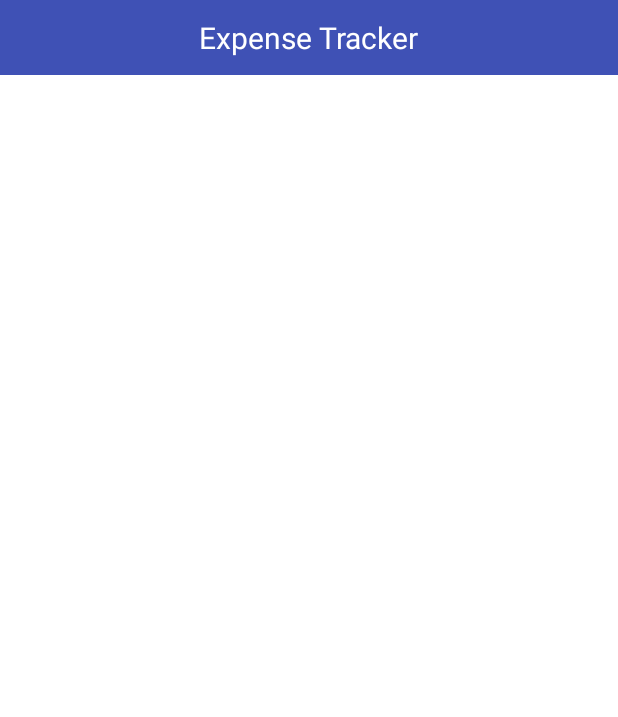
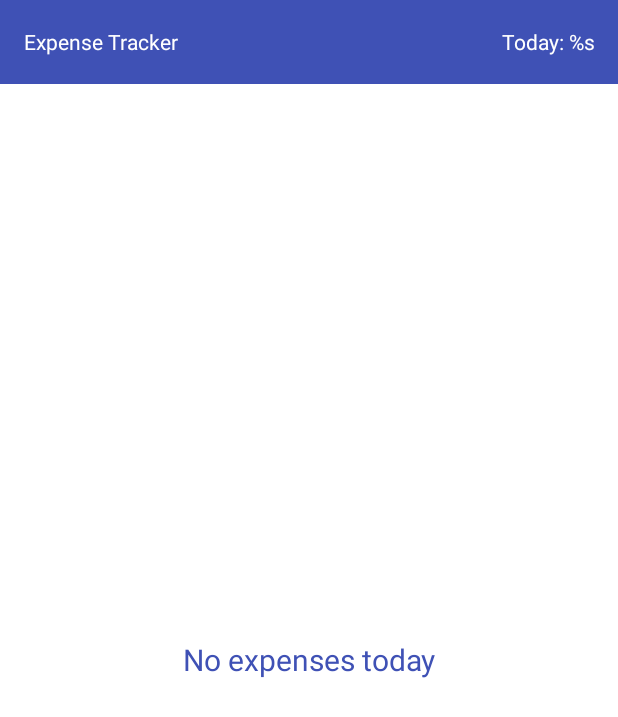
Before and after one commit to PedroCarrillo/Expense-Tracker-App, an Android app: the layout widget_layout.xml on its own in the app's theme, with its tools: preview values and no code run, on a phone screen of 412 x 824 dp. Shown: the top 717 px of the screen. Run offline under Robolectric (Android 15) with nearby library versions, the phone set to English and light mode, and no system bars.

Commit message:
update to widget

```diff
--- a/ExpenseTracker/app/src/main/AndroidManifest.xml
+++ b/ExpenseTracker/app/src/main/AndroidManifest.xml
@@ -53,6 +53,7 @@
             android:label="@string/app_name">
             <intent-filter>
                 <action android:name="android.appwidget.action.APPWIDGET_UPDATE" />
+                <action android:name="com.pedrocarrillo.expensetracker.widget.ExpensesWidgetService.UPDATE_WIDGET" />
             </intent-filter>
             <meta-data android:name="android.appwidget.provider"
                 android:resource="@xml/widget_provider" />
--- a/ExpenseTracker/app/src/main/java/com/pedrocarrillo/expensetracker/utils/DateUtils.java
+++ b/ExpenseTracker/app/src/main/java/com/pedrocarrillo/expensetracker/utils/DateUtils.java
@@ -72,6 +72,10 @@ public class DateUtils {
         return dateList;
     }
 
+    public static boolean isToday(Date date) {
+        return  android.text.format.DateUtils.isToday(date.getTime());
+    }
+
     public static Date getToday() {
         return setDateStartOfDay(Calendar.getInstance()).getTime();
     }
--- a/ExpenseTracker/app/src/main/java/com/pedrocarrillo/expensetracker/widget/ExpensesWidgetService.java
+++ b/ExpenseTracker/app/src/main/java/com/pedrocarrillo/expensetracker/widget/ExpensesWidgetService.java
@@ -9,6 +9,8 @@ import android.widget.RemoteViewsService;
  */
 public class ExpensesWidgetService extends RemoteViewsService {
 
+    public static final String UPDATE_WIDGET = "_update_widget_today";
+
     @Override
     public RemoteViewsFactory onGetViewFactory(Intent intent) {
         int appWidgetId = intent.getIntExtra(AppWidgetManager.EXTRA_APPWIDGET_ID, AppWidgetManager.INVALID_APPWIDGET_ID);
--- a/ExpenseTracker/app/src/main/res/layout/widget_layout.xml
+++ b/ExpenseTracker/app/src/main/res/layout/widget_layout.xml
@@ -1,27 +1,50 @@
 <?xml version="1.0" encoding="utf-8"?>
-<LinearLayout     xmlns:android="http://schemas.android.com/apk/res/android"
+<LinearLayout xmlns:android="http://schemas.android.com/apk/res/android"
     android:layout_width="match_parent"
     android:layout_height="match_parent"
     android:orientation="vertical">
-    <FrameLayout
+    <LinearLayout
         android:layout_width="match_parent"
-        android:layout_height="@dimen/dimen_5_10dp"
-        android:orientation="vertical"
+        android:layout_height="@dimen/abc_action_bar_default_height_material"
+        android:orientation="horizontal"
+        android:gravity="center_vertical"
         android:background="@color/primary">
         <TextView
             android:layout_width="wrap_content"
             android:layout_height="wrap_content"
-            android:layout_gravity="center"
-            android:textSize="@dimen/text_size_20"
+            android:layout_marginLeft="@dimen/activity_horizontal_margin"
+            android:layout_marginStart="@dimen/activity_horizontal_margin"
+            android:textSize="@dimen/text_size_14"
             android:textColor="@color/white"
             android:text="@string/app_name"/>
-    </FrameLayout>
+        <TextView
+            android:id="@+id/tv_total"
+            android:layout_width="match_parent"
+            android:layout_height="wrap_content"
+            android:gravity="end"
+            android:textSize="@dimen/text_size_14"
+            android:ellipsize="end"
+            android:singleLine="true"
+            android:layout_marginRight="@dimen/activity_horizontal_margin"
+            android:layout_marginEnd="@dimen/activity_horizontal_margin"
+            android:textColor="@color/white"
+            android:text="@string/today_expenses_total"
+            />
+    </LinearLayout>
     <FrameLayout
         android:layout_width="match_parent"
         android:layout_height="match_parent"
         android:background="@color/white"
         android:id="@+id/widget">
 
+        <TextView
+            android:id="@+id/empty_view"
+            android:layout_width="match_parent"
+            android:layout_height="match_parent"
+            android:gravity="center"
+            android:text="@string/no_expenses_today"
+            android:textColor="@color/primary"
+            android:textSize="20sp" />
         <ListView
             android:id="@+id/listViewWidget"
             android:layout_width="match_parent"
@@ -29,15 +52,6 @@
             android:divider="@color/grey"
             android:dividerHeight="0.5dp"/>
 
-        <TextView
-            android:id="@+id/empty_view"
-            android:layout_width="match_parent"
-            android:layout_height="match_parent"
-            android:gravity="center"
-            android:text="No data today"
-            android:textColor="#ffffff"
-            android:textSize="20sp"
-            android:visibility="gone" />
 
     </FrameLayout>
 </LinearLayout>
--- a/ExpenseTracker/app/src/main/res/values/colors.xml
+++ b/ExpenseTracker/app/src/main/res/values/colors.xml
@@ -18,7 +18,7 @@
     <color name="primary_text">#212121</color>
     <color name="secondary_text">#727272</color>
     <color name="icons">#FFFFFF</color>
-    <color name="divider">#B6B6B6</color>
+    <color name="divider">#d5d5d5</color>
 
     <color name="grey">#4f4f4f</color>
     <color name="teal">#00796B</color>
--- a/ExpenseTracker/app/src/main/res/values/dimens.xml
+++ b/ExpenseTracker/app/src/main/res/values/dimens.xml
@@ -15,8 +15,8 @@
     <dimen name="default_text_size">25dp</dimen>
     <dimen name="elevation_dp">2dp</dimen>
     <dimen name="corner_dp">2dp</dimen>
-    <dimen name="widget_default_height">180dp</dimen>
-    <dimen name="widget_default_width">250dp</dimen>
+    <dimen name="widget_default_height">110dp</dimen>
+    <dimen name="widget_default_width">180dp</dimen>
 
     <dimen name="dimen_5dp">5dp</dimen>
     <dimen name="dimen_10dp">10dp</dimen>
--- a/ExpenseTracker/app/src/main/res/values/strings.xml
+++ b/ExpenseTracker/app/src/main/res/values/strings.xml
@@ -67,6 +67,8 @@
     <string name="categories_empty">There are no categories yet. Start by creating some and be able to take advantage of the statistics.</string>
     <string name="no_chart_data">No data available</string>
     <string name="no_categories_error">Please create categories to start saving expenses</string>
+    <string name="today_expenses_total">Today: %s</string>
+    <string name="no_expenses_today">No expenses today</string>
 
     <string-array name="reminder_days_available">
         <item>1</item>
--- a/ExpenseTracker/app/src/main/res/xml/widget_provider.xml
+++ b/ExpenseTracker/app/src/main/res/xml/widget_provider.xml
@@ -2,4 +2,5 @@
     android:initialLayout="@layout/widget_layout"
     android:minHeight="@dimen/widget_default_height"
     android:minWidth="@dimen/widget_default_width"
+    android:resizeMode="horizontal|vertical"
     android:updatePeriodMillis="108000"/>
```
Also changed, not shown: ExpenseTracker/app/src/main/java/com/pedrocarrillo/expensetracker/ui/expenses/ExpensesFragment.java (+11 -0 lines), ExpenseTracker/app/src/main/java/com/pedrocarrillo/expensetracker/ui/expenses/NewExpenseFragment.java (+11 -0 lines), ExpenseTracker/app/src/main/java/com/pedrocarrillo/expensetracker/widget/ExpensesWidgetProvider.java (+23 -10 lines), ExpenseTracker/app/src/main/java/com/pedrocarrillo/expensetracker/widget/ListProvider.java (+11 -12 lines), 1 other file.
